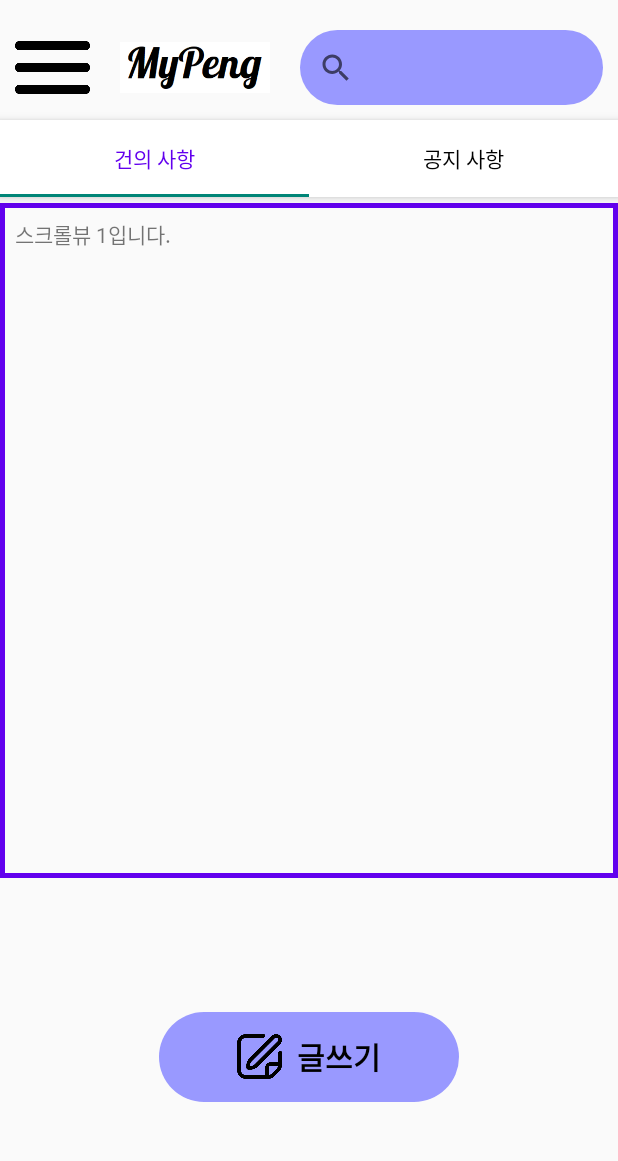
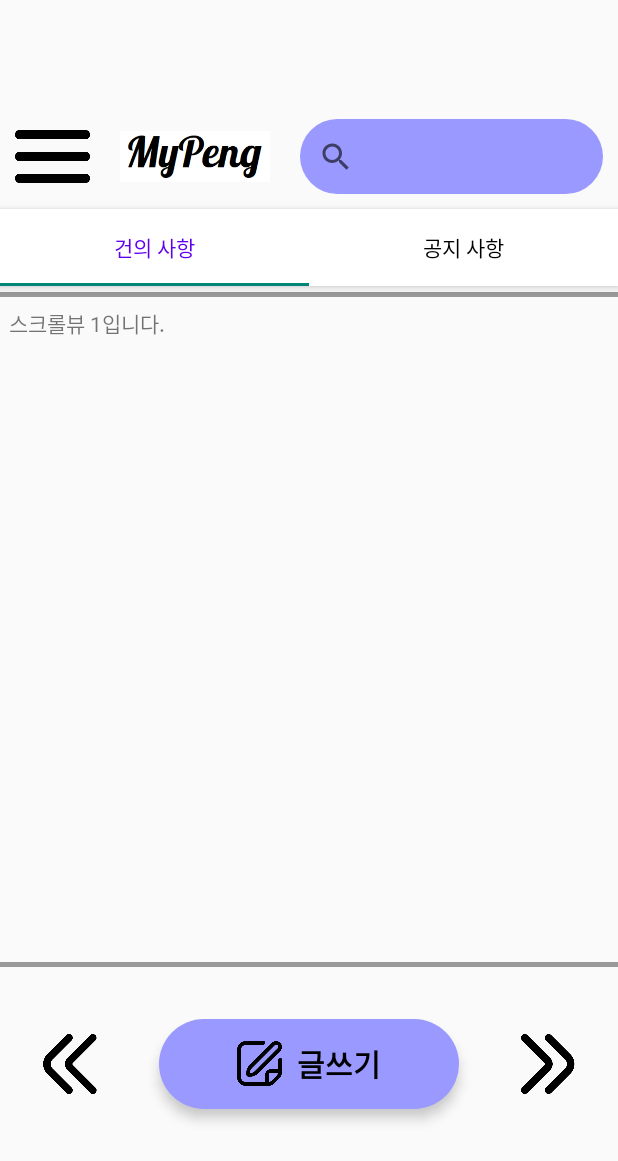
Before and after one commit to penguin-head-whale-shark/android_app, an Android app: the LoginResultActivity screen opened directly, with no data from a screen before it, on a phone screen of 412 x 824 dp. Shown: the top 1161 px of the screen. Run offline under Robolectric (Android 15) with nearby library versions, the phone set to English and light mode, and no system bars.

Commit message:
로그인, 메인, 글쓰기 화면 간 상호작용 구현 메인 디자인 완성

```diff
--- a/app/src/main/java/com/example/myapplication/LoginResultActivity.java
+++ b/app/src/main/java/com/example/myapplication/LoginResultActivity.java
@@ -4,6 +4,7 @@ import android.content.Intent;
 import android.os.Bundle;
 import android.util.Log;
 import android.view.View;
+import android.widget.ImageView;
 import android.widget.LinearLayout;
 import android.widget.ScrollView;
 import android.widget.TextView;
@@ -36,6 +37,15 @@ public class LoginResultActivity extends AppCompatActivity {
         tabs.addTab(tabs.newTab().setText("공지 사항"));
         ScrollView scroll1 = findViewById(R.id.scrollView1);
         ScrollView scroll2 = findViewById(R.id.scrollView2);
+        ImageView burger = findViewById(R.id.burger_button);
+
+
+        burger.setOnClickListener(new View.OnClickListener() {
+            @Override
+            public void onClick(View view) {
+
+            }
+        });
         tabs.addOnTabSelectedListener(new TabLayout.OnTabSelectedListener() {
             @Override
             public void onTabSelected(TabLayout.Tab tab) {
--- a/app/src/main/res/drawable/main_scrollview_stroke.xml
+++ b/app/src/main/res/drawable/main_scrollview_stroke.xml
@@ -1,5 +1,6 @@
 <?xml version="1.0" encoding="utf-8"?>
 <shape xmlns:android="http://schemas.android.com/apk/res/android">
     <solid></solid>
-    <stroke android:width="5px" android:color="@color/purple_500"/>
+    <stroke android:width="3dp" android:color="@color/gray"/>
+    <corners></corners>
 </shape>
--- a/app/src/main/res/layout/activity_login.xml
+++ b/app/src/main/res/layout/activity_login.xml
@@ -75,7 +75,8 @@
         android:layout_marginTop="30dp"
         android:gravity="center"
         android:paddingRight="12dp"
-        android:clickable="true">
+        android:clickable="true"
+        android:elevation="10dp">
 
         <!-- Linear Layout을 통한 버튼 만들기 (이미지 삽입한 버튼)-->
         <ImageView
--- a/app/src/main/res/layout/activity_main_student.xml
+++ b/app/src/main/res/layout/activity_main_student.xml
@@ -1,18 +1,21 @@
 <?xml version="1.0" encoding="utf-8"?>
 <LinearLayout
+    android:visibility="visible"
     android:layout_width="match_parent"
     android:layout_height="match_parent"
     xmlns:app="http://schemas.android.com/apk/res-auto"
     xmlns:android="http://schemas.android.com/apk/res/android"
     android:paddingTop="10dp"
     android:paddingBottom="10dp"
-    android:orientation="vertical">
+    android:orientation="vertical"
+    android:gravity="center">
 
 
    <LinearLayout
        android:layout_width="match_parent"
        android:layout_height="70dp"
        android:padding="10dp"
+       android:elevation="30dp"
        ><ImageView
        android:id="@+id/burger_button"
        android:layout_width="50dp"
@@ -33,7 +36,8 @@
    </LinearLayout>
    <com.google.android.material.appbar.AppBarLayout
        android:layout_width="match_parent"
-       android:layout_height="wrap_content">
+       android:layout_height="wrap_content"
+       android:elevation="10dp">
 
       <com.google.android.material.tabs.TabLayout
           android:id="@+id/tabs"
@@ -51,7 +55,7 @@
 
    <FrameLayout
        android:id="@+id/container"
-       android:layout_width="match_parent"
+       android:layout_width="420dp"
        android:layout_height="450dp"
        android:layout_marginTop="4dp"
        app:layout_behavior="@string/appbar_scrolling_view_behavior"
@@ -91,9 +95,15 @@
    </FrameLayout>
    <LinearLayout
        android:layout_width="match_parent"
-       android:layout_marginTop="10dp"
-       android:layout_height="match_parent"
-       android:gravity="center">
+       android:layout_marginTop="20dp"
+       android:layout_height="90dp"
+       android:gravity="center"
+       android:elevation="10dp">
+         <ImageView
+             android:layout_width="40dp"
+             android:layout_height="40dp"
+             android:src="@drawable/left"
+             android:clickable="true"/>
       <LinearLayout
           android:id="@+id/write_button"
           android:layout_width="200dp"
@@ -102,6 +112,9 @@
           android:orientation="horizontal"
           android:background="@drawable/btn_purple"
           android:clickable="true"
+          android:layout_marginLeft="40dp"
+          android:layout_marginRight="40dp"
+          android:elevation="5dp"
           >
          <ImageView
              android:layout_width="30dp"
@@ -117,5 +130,11 @@
              android:textColor="@color/black"
              android:textStyle="bold"/>
       </LinearLayout>
+      <ImageView
+          android:layout_width="40dp"
+          android:layout_height="40dp"
+          android:src="@drawable/right"
+          android:clickable="true"
+          />
    </LinearLayout>
 </LinearLayout>
```
Also changed, not shown: app/src/main/res/drawable-xhdpi/left.png (added), app/src/main/res/drawable-xhdpi/right.png (added).
